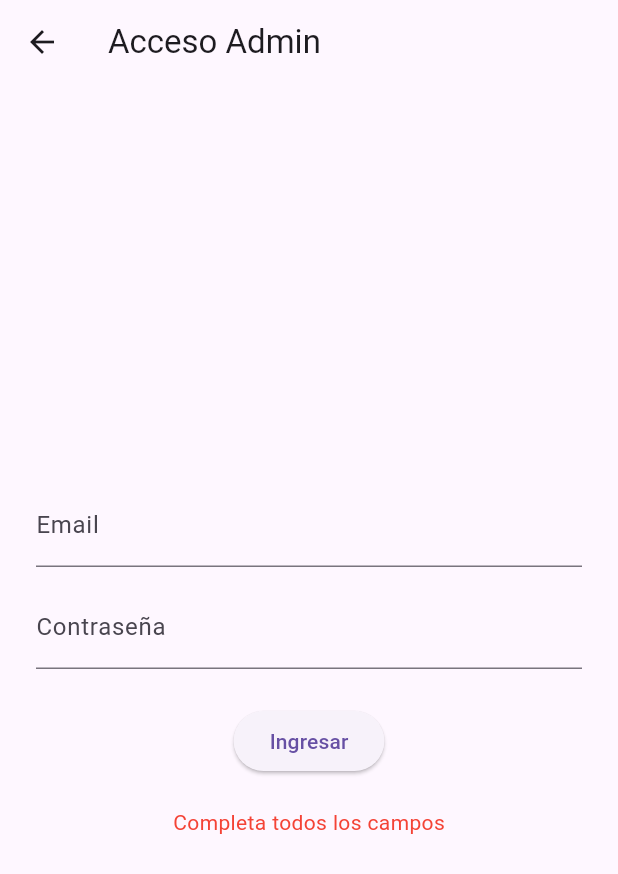
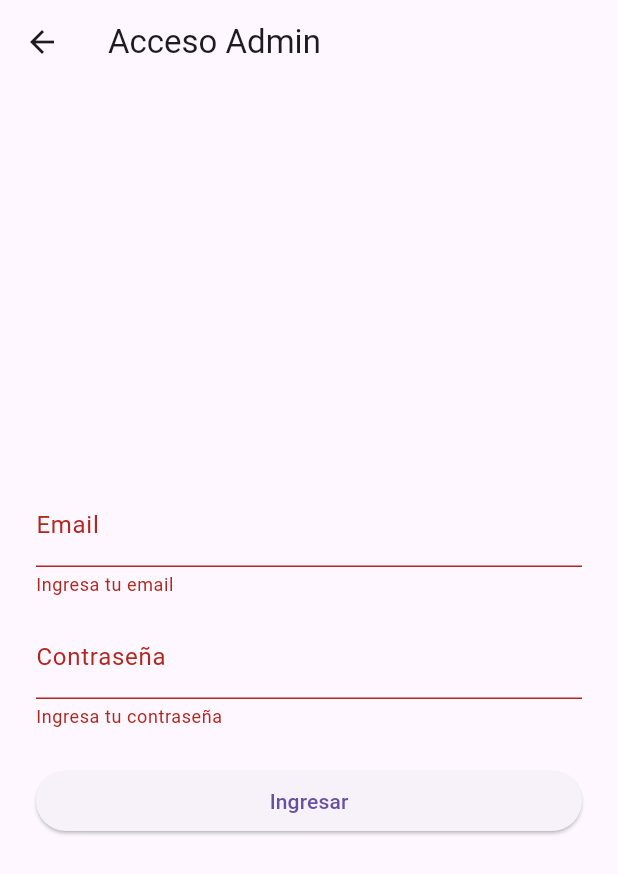
Before and after one commit to JiDomusic/krakensistema, a Flutter app: the AdminPanel screen opened directly, after a tap on "Guardar reparación", after a tap on the "logout" icon, after a tap on "Ingresar", on a phone screen of 412 x 824 dp. Shown: the top 874 px of the screen. Run offline on Flutter 3.47's test engine with Material 3 defaults, Android fonts, the phone set to English and light mode, and no system bars; our stand-ins replace cloud_firestore, firebase_auth, firebase_core, google_fonts; accounts and stored records are empty.

Commit message:
kraken 2

```diff
--- a/lib/home_screen.dart
+++ b/lib/home_screen.dart
@@ -46,12 +46,12 @@ class _HomeScreenState extends State<HomeScreen> {
       body: SingleChildScrollView(
         child: Stack(
           children: [
-            // Decoración oriental
+            // Decoración
             Positioned(
               top: -50,
               right: -50,
               child: Image.asset(
-                '', //  imagen
+                'assets/images/telefono.png', //  imagen
                 width: 200,
                 color: Colors.red[100]?.withOpacity(0.3),
               ),
@@ -78,7 +78,7 @@ class _HomeScreenState extends State<HomeScreen> {
                     ),
                   ),
                   Text(
-                    '幸运龙维修系统', // "Sistema de Reparaciones Dragón de la Suerte"
+                    '幸运龙维修系统', // "Dragón de la Suerte"
                     style: GoogleFonts.abel(
                       fontSize: 22,
                       fontWeight: FontWeight.bold,
--- a/lib/login_screen.dart
+++ b/lib/login_screen.dart
@@ -13,33 +13,30 @@ class _LoginScreenState extends State<LoginScreen> {
   final _passwordController = TextEditingController();
   String? errorMessage;
   bool isLoading = false;
+  final _formKey = GlobalKey<FormState>();
 
   Future<void> _login() async {
+    if (!_formKey.currentState!.validate()) return;
+
     setState(() {
       errorMessage = null;
       isLoading = true;
     });
 
-    final emailInput = _emailController.text.trim().toLowerCase();
-    final passwordInput = _passwordController.text.trim();
+    try {
+      final email = _emailController.text.trim().toLowerCase();
+      final password = _passwordController.text.trim();
 
-    if (emailInput.isEmpty || passwordInput.isEmpty) {
-      setState(() {
-        errorMessage = 'Completa todos los campos';
-        isLoading = false;
-      });
-      return;
-    }
-
-    try {
+      // Autenticar con Firebase
       final credential = await FirebaseAuth.instance.signInWithEmailAndPassword(
-        email: emailInput,
-        password: passwordInput,
+        email: email,
+        password: password,
       );
 
-      final email = credential.user?.email?.trim().toLowerCase();
-      if (email != 'dominguezmariajimena@gmail.com') {
+      // Verificar email autorizado (reemplaza con tu email admin)
+      if (credential.user?.email?.toLowerCase() != 'dominguezmariajimena@gmail.com') {
         await FirebaseAuth.instance.signOut();
+        if (!mounted) return;
         setState(() {
           errorMessage = 'No tienes permisos de administrador';
           isLoading = false;
@@ -47,14 +44,46 @@ class _LoginScreenState extends State<LoginScreen> {
         return;
       }
 
+      // Navegar al panel admin
       if (!mounted) return;
       Navigator.pushReplacementNamed(context, '/admin/panel');
     } on FirebaseAuthException catch (e) {
+      String errorText;
+      switch (e.code) {
+        case 'invalid-email':
+          errorText = 'Email inválido';
+          break;
+        case 'user-disabled':
+          errorText = 'Usuario deshabilitado';
+          break;
+        case 'user-not-found':
+        case 'wrong-password':
+          errorText = 'Email o contraseña incorrectos';
+          break;
+        case 'too-many-requests':
+          errorText = 'Demasiados intentos. Intenta más tarde';
+          break;
+        default:
+          errorText = 'Error al iniciar sesión: ${e.message}';
+      }
+
       setState(() {
-        errorMessage = e.message ?? 'Error al iniciar sesión';
+        errorMessage = errorText;
+        isLoading = false;
+      });
+    } catch (e) {
+      setState(() {
+        errorMessage = 'Error inesperado: ${e.toString()}';
         isLoading = false;
       });
     }
+  }
+
+  @override
+  void dispose() {
+    _emailController.dispose();
+    _passwordController.dispose();
+    super.dispose();
   }
 
   @override
@@ -63,32 +92,60 @@ class _LoginScreenState extends State<LoginScreen> {
       appBar: AppBar(title: const Text('Acceso Admin')),
       body: Padding(
         padding: const EdgeInsets.all(24),
+        child: Form(
+          key: _formKey,
           child: Column(
             mainAxisAlignment: MainAxisAlignment.center,
             children: [
-            TextField(
+              TextFormField(
                 controller: _emailController,
                 decoration: const InputDecoration(labelText: 'Email'),
                 keyboardType: TextInputType.emailAddress,
+                validator: (value) {
+                  if (value == null || value.isEmpty) {
+                    return 'Ingresa tu email';
+                  }
+                  if (!value.contains('@')) {
+                    return 'Email inválido';
+                  }
+                  return null;
+                },
               ),
               const SizedBox(height: 12),
-            TextField(
+              TextFormField(
                 controller: _passwordController,
                 obscureText: true,
                 decoration: const InputDecoration(labelText: 'Contraseña'),
+                validator: (value) {
+                  if (value == null || value.isEmpty) {
+                    return 'Ingresa tu contraseña';
+                  }
+                  if (value.length < 6) {
+                    return 'Mínimo 6 caracteres';
+                  }
+                  return null;
+                },
               ),
               const SizedBox(height: 24),
-            ElevatedButton(
+              SizedBox(
+                width: double.infinity,
+                child: ElevatedButton(
                   onPressed: isLoading ? null : _login,
                   child: isLoading
                       ? const CircularProgressIndicator(color: Colors.white)
                       : const Text('Ingresar'),
                 ),
+              ),
               if (errorMessage != null) ...[
                 const SizedBox(height: 20),
-              Text(errorMessage!, style: const TextStyle(color: Colors.red)),
+                Text(
+                  errorMessage!,
+                  style: const TextStyle(color: Colors.red),
+                  textAlign: TextAlign.center,
+                ),
               ]
             ],
+          ),
         ),
       ),
     );
```
Also changed, not shown: lib/main.dart (+5 -21 lines), lib/repair_tracking_screen.dart (line endings or trailing spaces). Lines whose indentation alone changed are shown as unchanged.
